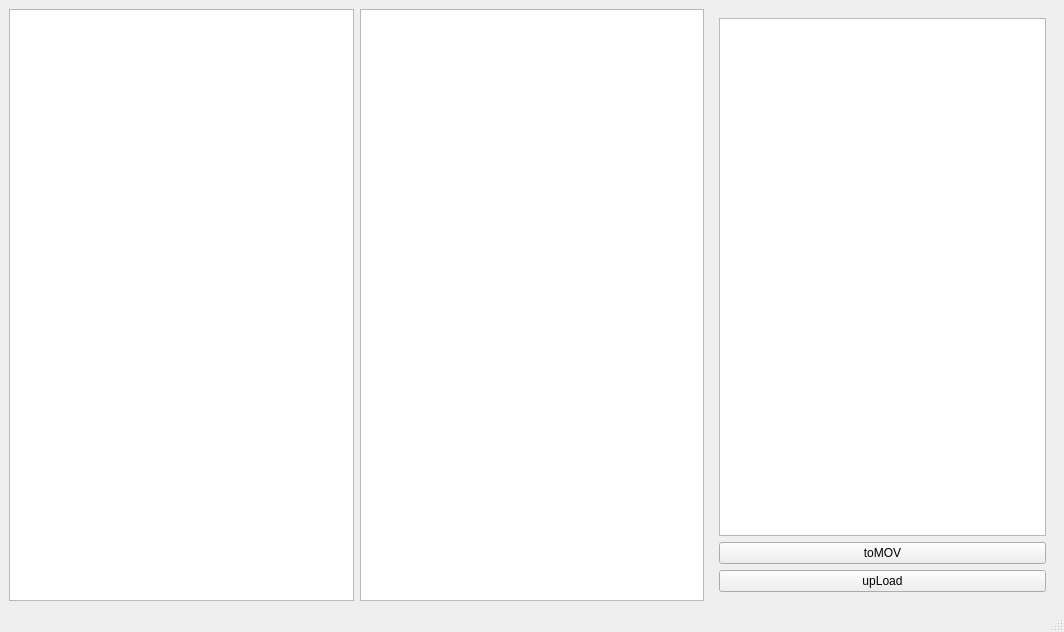
TianD/TianD_convert2mov, file resource/convert2movUI.ui: the form before one commit.
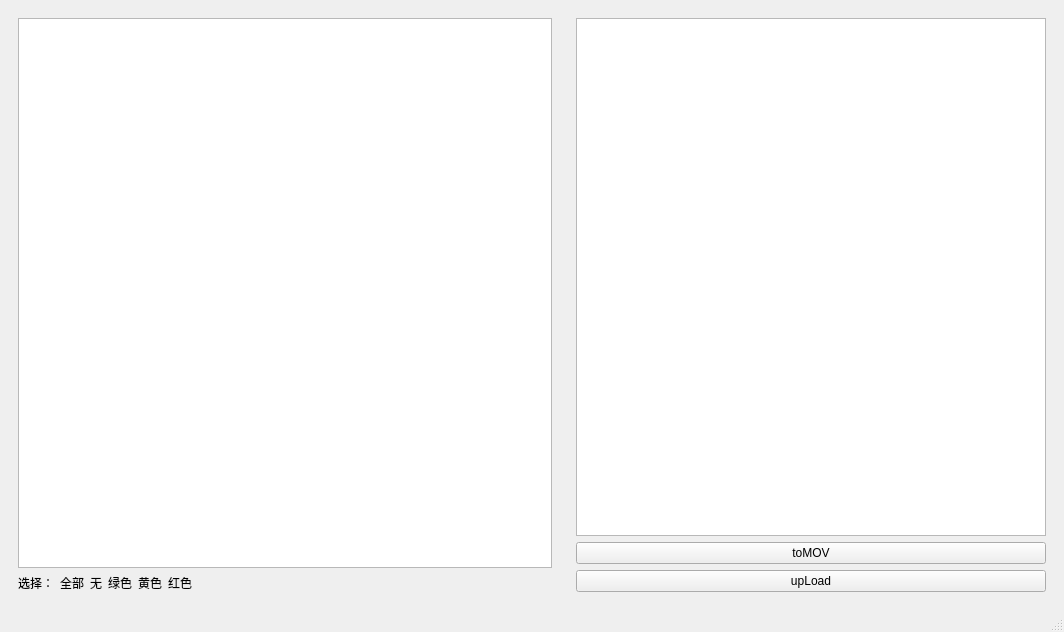
The form after the commit. Icons and pictures are not drawn.

```diff
--- a/resource/convert2movUI.ui
+++ b/resource/convert2movUI.ui
@@ -20,10 +20,78 @@
   <widget class="QWidget" name="centralwidget">
    <layout class="QHBoxLayout" name="horizontalLayout">
     <item>
-     <widget class="QTreeView" name="treeView"/>
-    </item>
-    <item>
-     <widget class="QTableView" name="tableView"/>
+     <widget class="QWidget" name="widget_2" native="true">
+      <layout class="QVBoxLayout" name="verticalLayout_2">
+       <item>
+        <widget class="QTreeView" name="treeView"/>
+       </item>
+       <item>
+        <layout class="QHBoxLayout" name="horizontalLayout_2">
+         <item>
+          <widget class="QLabel" name="label_3">
+           <property name="text">
+            <string>选择：</string>
+           </property>
+          </widget>
+         </item>
+         <item>
+          <widget class="QLabel" name="label_2">
+           <property name="text">
+            <string>全部</string>
+           </property>
+          </widget>
+         </item>
+         <item>
+          <widget class="QLabel" name="label">
+           <property name="text">
+            <string>无</string>
+           </property>
+           <property name="alignment">
+            <set>Qt::AlignCenter</set>
+           </property>
+          </widget>
+         </item>
+         <item>
+          <widget class="QLabel" name="label_5">
+           <property name="text">
+            <string>绿色</string>
+           </property>
+          </widget>
+         </item>
+         <item>
+          <widget class="QLabel" name="label_4">
+           <property name="text">
+            <string>黄色</string>
+           </property>
+          </widget>
+         </item>
+         <item>
+          <widget class="QLabel" name="label_6">
+           <property name="text">
+            <string>红色</string>
+           </property>
+          </widget>
+         </item>
+         <item>
+          <spacer name="horizontalSpacer">
+           <property name="orientation">
+            <enum>Qt::Horizontal</enum>
+           </property>
+           <property name="sizeType">
+            <enum>QSizePolicy::Fixed</enum>
+           </property>
+           <property name="sizeHint" stdset="0">
+            <size>
+             <width>360</width>
+             <height>10</height>
+            </size>
+           </property>
+          </spacer>
+         </item>
+        </layout>
+       </item>
+      </layout>
+     </widget>
     </item>
     <item>
      <widget class="QWidget" name="widget" native="true">
```
Left out of the diff: 4 changed lines with no effect on the pictures.
